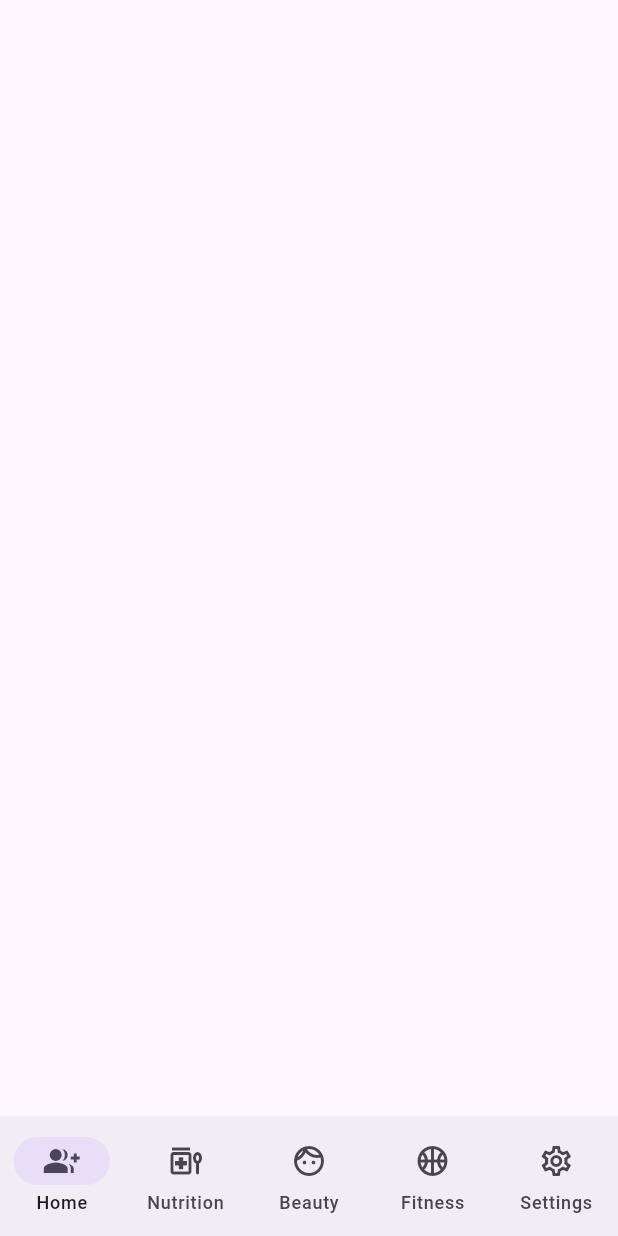
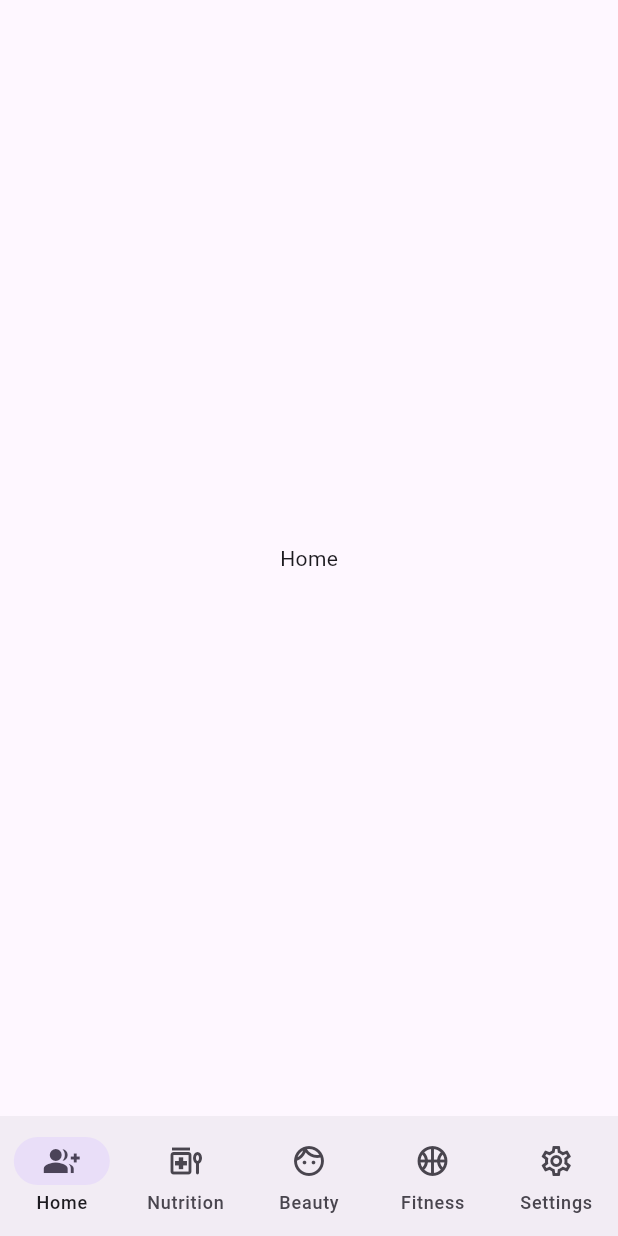
Before and after one commit to zz0-0/fit, a Flutter app: the screen it shows after launch, on a phone screen of 412 x 824 dp. Run offline on Flutter 3.47's test engine with Material 3 defaults, Android fonts, the phone set to English and light mode, and no system bars; our stand-ins replace flutter_riverpod.

Commit message:
feat: :sparkles: add basic navigation

```diff
--- a/lib/feature/app/presentation/view/page/layout.dart
+++ b/lib/feature/app/presentation/view/page/layout.dart
@@ -1,13 +1,17 @@
 import 'package:flutter/material.dart';
 import 'package:flutter_riverpod/flutter_riverpod.dart';
+import 'package:vital/share/provider/app/presentation/view/page/layout_provider.dart';
 
 class Layout extends ConsumerWidget {
   const Layout({super.key});
 
   @override
   Widget build(BuildContext context, WidgetRef ref) {
+    final selectedIndex = ref.watch(selectedIndexProvider);
+    final layoutWidget = ref.watch(layoutWidgetProvider);
     return Scaffold(
       bottomNavigationBar: NavigationBar(
+        selectedIndex: selectedIndex,
         destinations: const [
           NavigationDestination(
             selectedIcon: Icon(Icons.group_add),
@@ -35,7 +39,11 @@ class Layout extends ConsumerWidget {
             label: 'Settings',
           ),
         ],
+        onDestinationSelected: (index) {
+          ref.read(selectedIndexProvider.notifier).state = index;
+        },
       ),
+      body: layoutWidget,
     );
   }
 }
--- a/lib/main.dart
+++ b/lib/main.dart
@@ -1,8 +1,11 @@
 import 'package:flutter/material.dart';
+import 'package:flutter_riverpod/flutter_riverpod.dart';
 import 'package:vital/feature/app/presentation/view/page/layout.dart';
 
 void main() {
-  runApp(const MyApp());
+  runApp(const ProviderScope(
+    child: MyApp(),
+  ));
 }
 
 class MyApp extends StatelessWidget {
--- /dev/null
+++ b/lib/share/provider/app/presentation/view/page/layout_provider.dart
@@ -0,0 +1,21 @@
+import 'package:flutter/material.dart';
+import 'package:flutter_riverpod/flutter_riverpod.dart';
+
+final selectedIndexProvider = StateProvider<int>((ref) => 0);
+final layoutWidgetProvider = Provider<Widget>((ref) {
+  final selectedIndex = ref.watch(selectedIndexProvider);
+  switch (selectedIndex) {
+    case 0:
+      return const Center(child: Text('Home'));
+    case 1:
+      return const Center(child: Text('Nutrition'));
+    case 2:
+      return const Center(child: Text('Beauty'));
+    case 3:
+      return const Center(child: Text('Fitness'));
+    case 4:
+      return const Center(child: Text('Settings'));
+    default:
+      return const Center(child: Text('Home'));
+  }
+});
```
Also changed, not shown: lib/share/component/horizontal_list.dart (renamed from lib/share/presentation/component/horizontal_list.dart), lib/share/component/horizontal_tab.dart (renamed from lib/share/presentation/component/horizontal_tab.dart).
